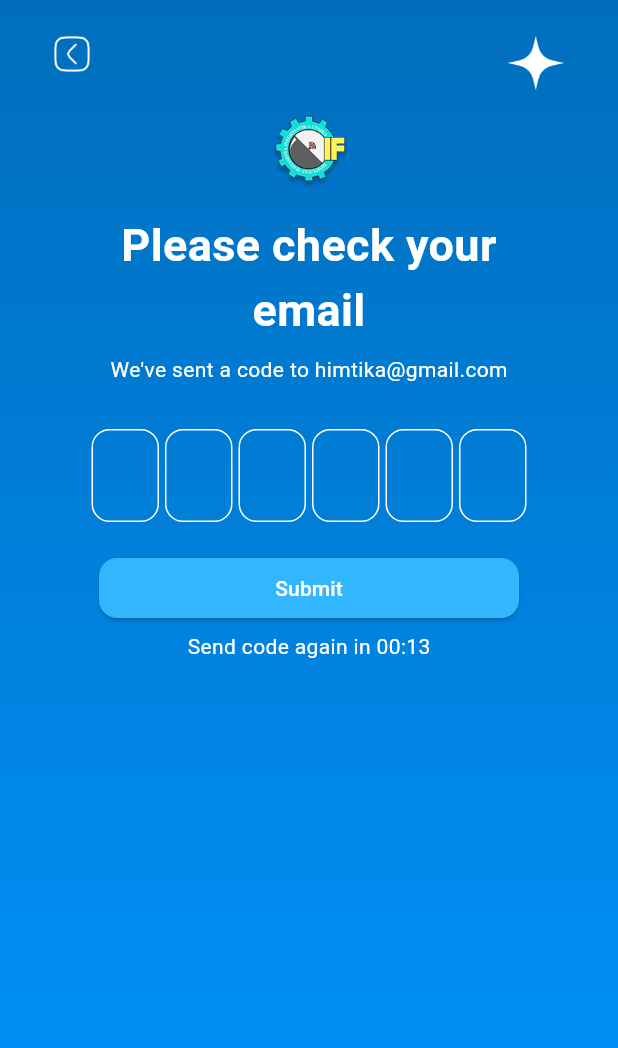
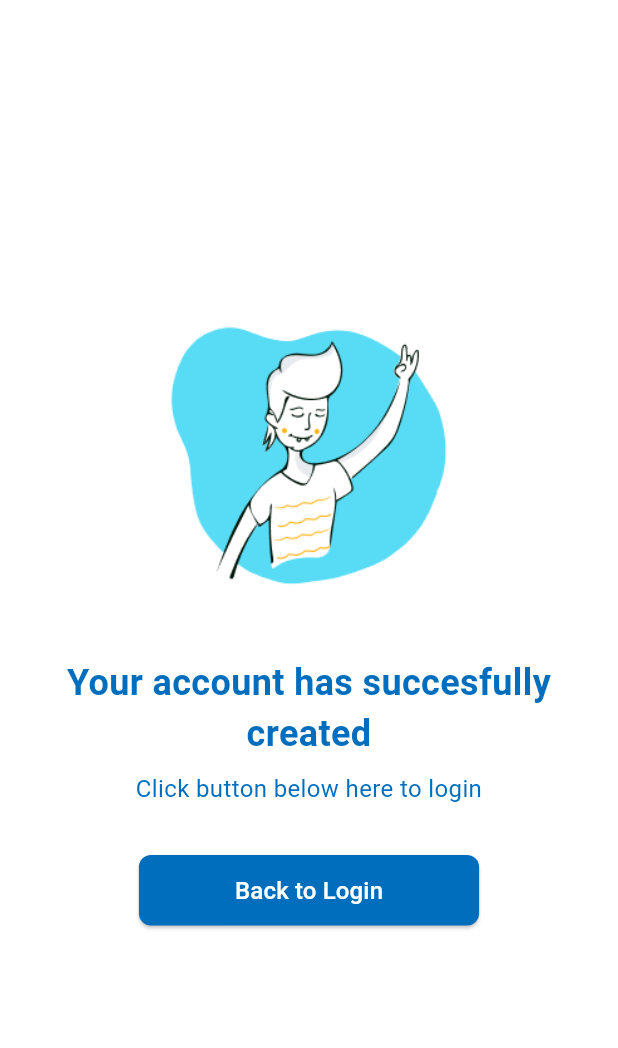
Before and after one commit to RnD-HIMTIKA/himtika-mobile-information, a Flutter app: the screen it shows after launch, on a phone screen of 412 x 824 dp. Shown: the top 1048 px of the screen. Run offline on Flutter 3.47's test engine with Material 3 defaults, Android fonts, the light colour scheme and no system bars; our stand-ins replace equatable, flutter_bloc, supabase_flutter; accounts and stored records are empty; Roboto replaces fonts that are missing (Plus Jakarta Sans).

Commit message:
membuat page registersuccess dan memperbarui page otp_verification

```diff
--- a/lib/features/login&register/presentation/pages/otp_verification.dart
+++ b/lib/features/login&register/presentation/pages/otp_verification.dart
@@ -1,6 +1,7 @@
 import 'package:flutter/material.dart';
 import 'dart:async';
 import 'register.dart';
+import 'register_success.dart';
 
 class OTPVerificationPage extends StatefulWidget {
   const OTPVerificationPage({super.key});
@@ -51,13 +52,17 @@ class _OTPVerificationPageState extends State<OTPVerificationPage> {
   void _submitOTP() {
   final code = _controllers.map((c) => c.text).join();
   if (code.length == 6) {
-      print('OTP submitted: $code');
+    Navigator.pushReplacement(
+      context,
+      MaterialPageRoute(builder: (context) => const RegisterSuccess()),
+    );
   } else {
     ScaffoldMessenger.of(context).showSnackBar(
-        const SnackBar(content: Text('Please enter the full 4-digit code')),
+      const SnackBar(content: Text('Please enter the full 6-digit code')),
     );
   }
 }
+
 
   Widget _buildOTPField(int index) {
     return SizedBox(
@@ -196,7 +201,7 @@ class _OTPVerificationPageState extends State<OTPVerificationPage> {
                             ),
                           ),
                           SizedBox(
-                            height: 30, // pastikan tinggi tetap agar tidak geser
+                            height: 60, // pastikan tinggi tetap agar tidak geser
                             child: Center(
                               child: _secondsRemaining > 0
                                   ? Text(
--- /dev/null
+++ b/lib/features/login&register/presentation/pages/register_success.dart
@@ -0,0 +1,68 @@
+import 'package:flutter/material.dart';
+import 'login.dart';
+
+class RegisterSuccess extends StatelessWidget {
+  const RegisterSuccess({super.key});
+
+  @override
+  Widget build(BuildContext context) {
+    return Scaffold(
+      backgroundColor: Colors.white,
+      body: Center(
+        child: Padding(
+          padding: const EdgeInsets.all(24.0),
+          child: Column(
+            mainAxisSize: MainAxisSize.min,
+            children: [
+              Image.asset(
+                'src/features/login&register/images/success.png',
+                height: 200,
+              ),
+              const SizedBox(height: 32),
+              const Text(
+                "Your account has succesfully created",
+                textAlign: TextAlign.center,
+                style: TextStyle(
+                  fontFamily: "Plus Jakarta Sans",
+                  fontSize: 24,
+                  fontWeight: FontWeight.bold,
+                  color: Color(0xff006ebd),
+                ),
+              ),
+              const SizedBox(height: 8),
+              const Text(
+                "Click button below here to login",
+                textAlign: TextAlign.center,
+                style: TextStyle(
+                  fontFamily: "Plus Jakarta Sans",
+                  fontSize: 16,
+                  color: Color(0xff006ebd),
+                ),
+              ),
+              const SizedBox(height: 32),
+              ElevatedButton(
+                onPressed: () {
+                  Navigator.pushReplacement(
+                    context,
+                    MaterialPageRoute(builder: (context) => LoginPage()),
+                  );
+                },
+                style: ElevatedButton.styleFrom(
+                  backgroundColor: const Color(0xff006ebd),
+                  padding: const EdgeInsets.symmetric(horizontal: 64, vertical: 12),
+                  shape: RoundedRectangleBorder(
+                    borderRadius: BorderRadius.circular(8),
+                  ),
+                ),
+                child: const Text(
+                  'Back to Login',
+                  style: TextStyle(fontSize: 16, color: Colors.white),
+                ),
+              ),
+            ],
+          ),
+        ),
+      ),
+    );
+  }
+}
--- a/lib/main.dart
+++ b/lib/main.dart
@@ -1,7 +1,7 @@
 import 'package:flutter/material.dart';
 import 'package:flutter_bloc/flutter_bloc.dart';
 import 'package:himtika_mobile_information/features/AdminPanel/presentation/bloc/adminpanel_bloc.dart';
-import 'package:himtika_mobile_information/features/login&register/presentation/pages/otp_verification.dart';
+import 'package:himtika_mobile_information/features/login&register/presentation/pages/register_success.dart';
 import 'core/supabase_config.dart';
 
 void main() async {
@@ -24,7 +24,7 @@
       child: MaterialApp(
         title: 'HIMTIKA Mobile Information',
         debugShowCheckedModeBanner: false,
-        home: const OTPVerificationPage(),
+        home: const RegisterSuccess(),
       ),
     );
   }
```
Also changed, not shown: pubspec.yaml (+8 -7 lines), pubspec.lock, src/features/login&register/images/success.png (added), 1 other file. Lines whose indentation alone changed are shown as unchanged.
